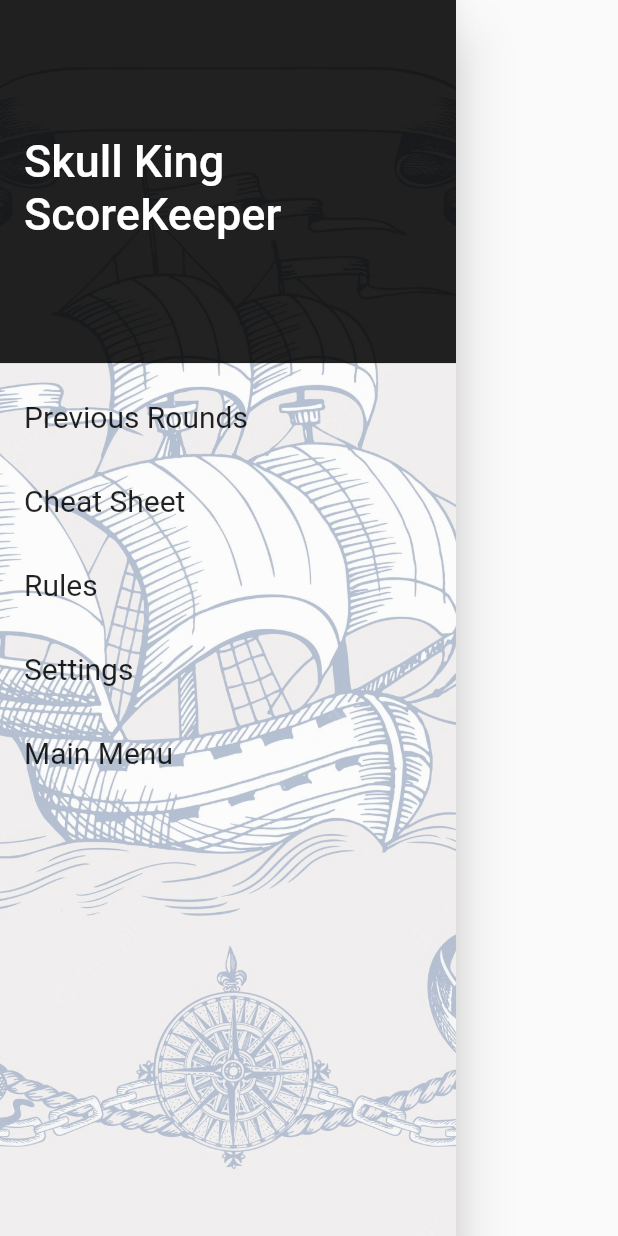
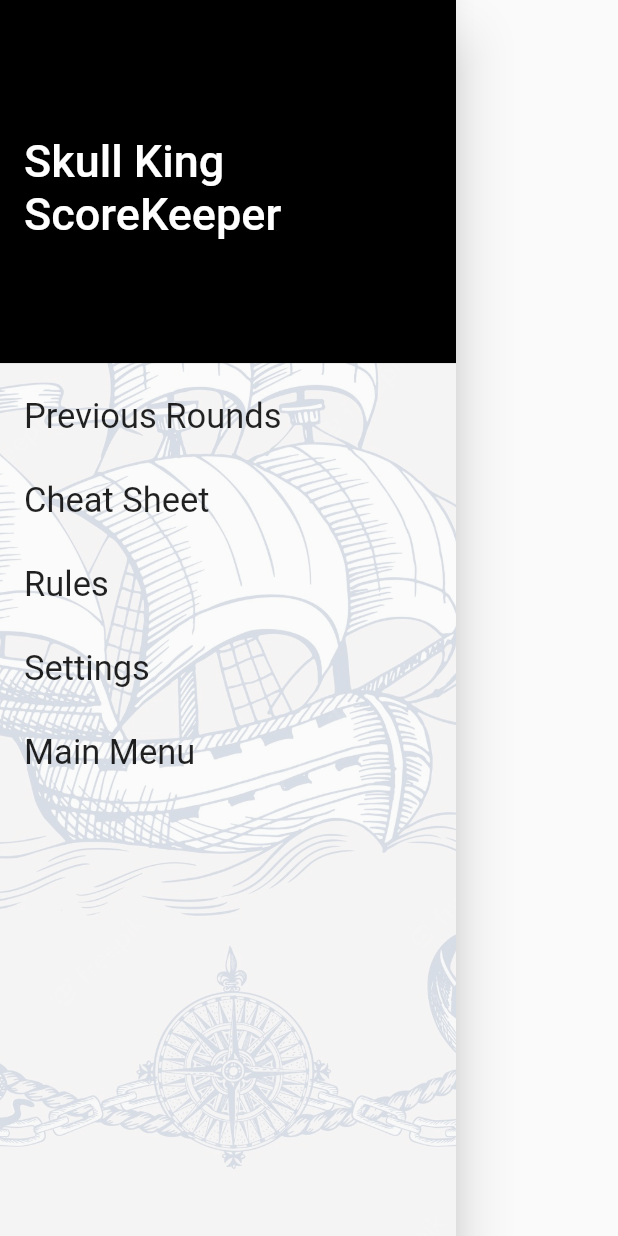
Before and after one commit to samlhunter/Skull-King-Scorekeeper, a Flutter app: what generateGameDrawer() shows on an empty page, opened directly, on a phone screen of 412 x 824 dp. Run offline on Flutter 3.47's test engine with Material 2 defaults, Android fonts, the phone set to English and light mode, and no system bars; our stand-ins replace delayed_display, font_awesome_flutter.

```diff
--- a/lib/components/featuresDrawer.component.dart
+++ b/lib/components/featuresDrawer.component.dart
@@ -22,7 +22,7 @@
               height: 250,
               child: DrawerHeader(
                 decoration: BoxDecoration(
-                  color: Colors.black87,
+                  color: Colors.black,
                 ),
                 child:Align(
                   alignment: Alignment.center,
@@ -31,7 +31,7 @@
               ),
             ),
             ListTile(
-              title: const Text('Previous Rounds' , style: TextStyle(color: Colors.black87, fontSize: 20)),
+              title: const Text('Previous Rounds' , style: TextStyle(color: Colors.black87, fontSize: 23)),
               onTap: () {
                 Navigator.push(context, MaterialPageRoute(builder: (context) {
                   return PreviousRoundsView();
@@ -39,7 +39,7 @@
               },
             ),
             ListTile(
-              title: const Text('Cheat Sheet', style: TextStyle(color: Colors.black87, fontSize: 20)),
+              title: const Text('Cheat Sheet', style: TextStyle(color: Colors.black87, fontSize: 23)),
               onTap: () {
                 Navigator.push(context, MaterialPageRoute(builder: (context) {
                   return CheatSheetView();
@@ -47,7 +47,7 @@
               },
             ),
             ListTile(
-              title: const Text('Rules', style: TextStyle(color: Colors.black87, fontSize: 20,)),
+              title: const Text('Rules', style: TextStyle(color: Colors.black87, fontSize: 23,)),
               onTap: () {
                 Navigator.push(context, MaterialPageRoute(builder: (context) {
                   return RulesView();
@@ -55,7 +55,7 @@
               },
             ),
             ListTile(
-              title: const Text('Settings', style: TextStyle(color: Colors.black87, fontSize: 20)),
+              title: const Text('Settings', style: TextStyle(color: Colors.black87, fontSize: 23)),
               onTap: () {
                 Navigator.push(context, MaterialPageRoute(builder: (context) {
                   return SettingsView();
@@ -63,7 +63,7 @@
               },
             ),
             ListTile(
-              title: const Text('Main Menu', style: TextStyle(color: Colors.black87, fontSize: 20)),
+              title: const Text('Main Menu', style: TextStyle(color: Colors.black87, fontSize: 23)),
               onTap: () {
                 Navigator.push(context, MaterialPageRoute(builder: (context) {
                   return MyApp();
--- a/lib/utils/constants.dart
+++ b/lib/utils/constants.dart
@@ -15,7 +15,7 @@
 
 final BoxDecoration secondaryDecoration = BoxDecoration(
   image: DecorationImage(
-    colorFilter: new ColorFilter.mode(Colors.black.withOpacity(0.4), BlendMode.dstATop),
+    colorFilter: new ColorFilter.mode(Colors.black.withOpacity(0.2), BlendMode.dstATop),
 
     image: AssetImage('assets/drawerbackground.png'),
     fit: BoxFit.cover,
```
Also changed, not shown: lib/views/betting.view.dart (+12 -1 lines), lib/views/endOfRound.view.dart (+26 -7 lines), lib/views/enterResults.view.dart (+10 -1 lines).
